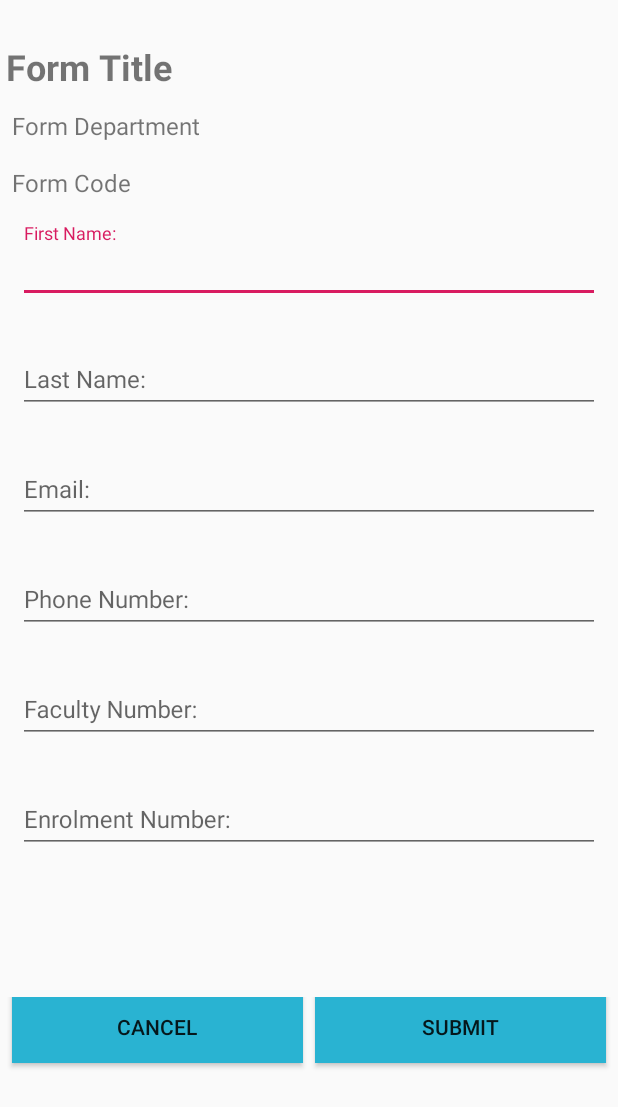
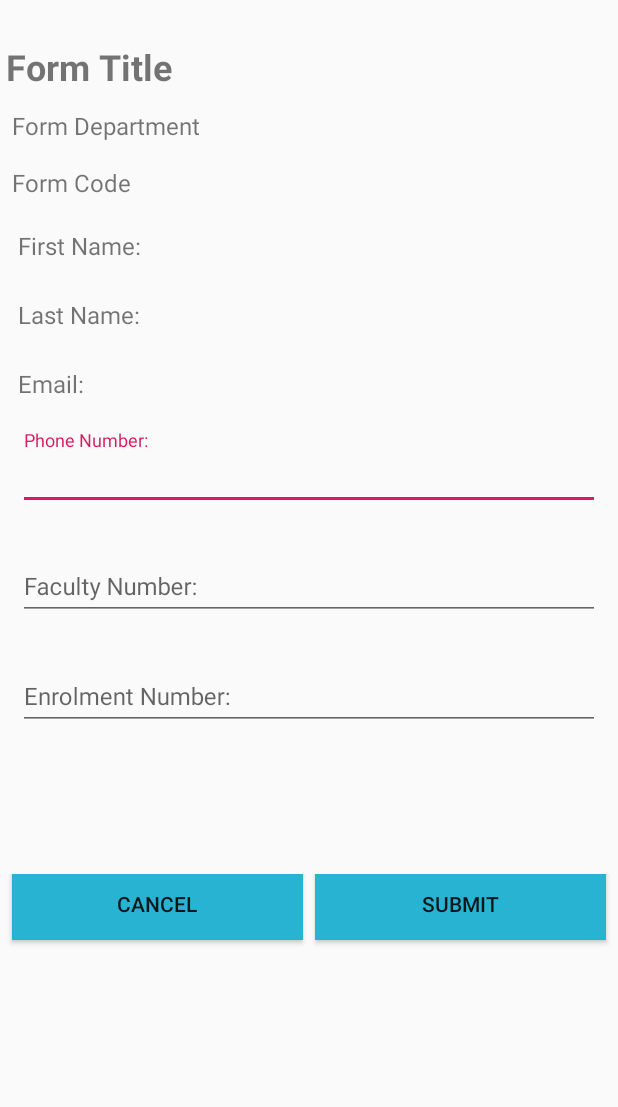
Before and after one commit to saarthak08/FormSubmissionPortal-AndroidClient, an Android app: the layout activity_submit_form.xml on its own in the app's theme, with its tools: preview values and no code run, on a phone screen of 412 x 824 dp. Shown: the top 1107 px of the screen. Run offline under Robolectric (Android 15) with nearby library versions, the phone set to English and light mode, and no system bars; Roboto replaces fonts that are not available here.

Commit message:
FormSubmitAcitivty fully implemented

```diff
--- a/app/src/main/java/com/sg/formsubmissionportal_androidclient/model/Form.java
+++ b/app/src/main/java/com/sg/formsubmissionportal_androidclient/model/Form.java
@@ -37,6 +37,7 @@ public class Form implements Serializable, Parcelable {
         }
 
     };
+    private final static long serialVersionUID = 1893179933495694460L;
 
     protected Form(Parcel in) {
         this.id = ((Long) in.readValue((Long.class.getClassLoader())));
--- a/app/src/main/java/com/sg/formsubmissionportal_androidclient/ui/SubmitFormActivity.java
+++ b/app/src/main/java/com/sg/formsubmissionportal_androidclient/ui/SubmitFormActivity.java
@@ -41,9 +41,9 @@ public class SubmitFormActivity extends AppCompatActivity {
     private TextView formTitle;
     private TextView formDepartment;
     private TextView formCode;
-    private EditText firstName;
-    private EditText lastName;
-    private EditText email;
+    private TextView firstName;
+    private TextView lastName;
+    private TextView email;
     private EditText facultyNo;
     private EditText enrollmentNo;
     private EditText phoneNumber;
@@ -64,9 +64,9 @@ public class SubmitFormActivity extends AppCompatActivity {
         formTitle=findViewById(R.id.form_fill_title);
         formDepartment=findViewById(R.id.form_fill_department);
         formCode=findViewById(R.id.form_fill_code);
-        firstName=findViewById(R.id.editText_firstName);
-        lastName=findViewById(R.id.editText_lastName);
-        email=findViewById(R.id.editText_email);
+        firstName=findViewById(R.id.form_fill_firstName);
+        lastName=findViewById(R.id.form_fill_lastName);
+        email=findViewById(R.id.form_fill_email);
         facultyNo=findViewById(R.id.editText_facultyNumber);
         enrollmentNo=findViewById(R.id.editText_enrolmentNumber);
         phoneNumber=findViewById(R.id.editText_phoneNumber);
@@ -76,9 +76,9 @@ public class SubmitFormActivity extends AppCompatActivity {
         formDepartment.setText(form.getDepartment());
         formCode.setText(form.getFormCode());
         progressBar=findViewById(R.id.progressBarSubmitForm);
-        firstName.setText(MainActivity.firstName);
-        lastName.setText(MainActivity.lastName);
-        email.setText(MainActivity.email);
+        firstName.setText("First Name: "+ MainActivity.firstName);
+        lastName.setText("Last Name: "+MainActivity.lastName);
+        email.setText("Email: "+MainActivity.email);
         parentLayout = findViewById(android.R.id.content);
 
         cancelButton.setOnClickListener(new View.OnClickListener() {
@@ -134,6 +134,8 @@ public class SubmitFormActivity extends AppCompatActivity {
                 }
                 else{
                     Snackbar.make(parentLayout,"Error, empty inputs!",Snackbar.LENGTH_SHORT).show();
+                    progressBar.setVisibility(View.INVISIBLE);
+                    progressBar.setIndeterminate(false);
                 }
             }
         });
--- a/app/src/main/res/layout/activity_submit_form.xml
+++ b/app/src/main/res/layout/activity_submit_form.xml
@@ -42,58 +42,34 @@
             android:layout_height="wrap_content"
             android:text="Form Code" />
 
-        <com.google.android.material.textfield.TextInputLayout
-            android:id="@+id/TILfirstName"
+        <TextView
+            android:id="@+id/form_fill_firstName"
             android:layout_width="match_parent"
-            android:layout_margin="@dimen/dimen_4x"
+            android:textSize="@dimen/text_16x"
+            android:layout_margin="@dimen/dimen_8x"
             android:padding="@dimen/dimen_4x"
-            android:layout_height="wrap_content">
+            android:layout_height="wrap_content"
+            android:text="First Name: " />
 
-            <com.google.android.material.textfield.TextInputEditText
-                android:id="@+id/editText_firstName"
-                android:layout_width="match_parent"
-                android:layout_margin="@dimen/dimen_4x"
-                android:digits="abcdefghijklmnopqrstuvwxyzABCDEFGHIJKLMNOPQRSTUVWXYZ"
-                android:textSize="@dimen/text_16x"
-                android:inputType="textPersonName"
-                android:layout_height="wrap_content"
-                android:hint="First Name: " />
-        </com.google.android.material.textfield.TextInputLayout>
+        <TextView
+        android:id="@+id/form_fill_lastName"
+        android:layout_width="match_parent"
+        android:textSize="@dimen/text_16x"
+        android:layout_margin="@dimen/dimen_8x"
+        android:padding="@dimen/dimen_4x"
+        android:layout_height="wrap_content"
+        android:text="Last Name: " />
 
-        <com.google.android.material.textfield.TextInputLayout
-            android:id="@+id/TILlasttName"
-            android:layout_width="match_parent"
-            android:layout_margin="@dimen/dimen_4x"
-            android:padding="@dimen/dimen_4x"
-            android:layout_height="wrap_content">
+        <TextView
+        android:id="@+id/form_fill_email"
+        android:layout_width="match_parent"
+        android:textSize="@dimen/text_16x"
+        android:layout_margin="@dimen/dimen_8x"
+        android:padding="@dimen/dimen_4x"
+        android:layout_height="wrap_content"
+        android:text="Email: " />
 
-            <com.google.android.material.textfield.TextInputEditText
-                android:id="@+id/editText_lastName"
-                android:layout_width="match_parent"
-                android:layout_margin="@dimen/dimen_4x"
-                android:textSize="@dimen/text_16x"
-                android:digits="abcdefghijklmnopqrstuvwxyzABCDEFGHIJKLMNOPQRSTUVWXYZ"
-                android:inputType="textPersonName"
-                android:layout_height="wrap_content"
-                android:hint="Last Name: " />
-        </com.google.android.material.textfield.TextInputLayout>
 
-        <com.google.android.material.textfield.TextInputLayout
-            android:id="@+id/TILEmail"
-            android:layout_width="match_parent"
-            android:layout_margin="@dimen/dimen_4x"
-            android:padding="@dimen/dimen_4x"
-            android:layout_height="wrap_content">
-
-            <com.google.android.material.textfield.TextInputEditText
-                android:id="@+id/editText_email"
-                android:layout_width="match_parent"
-                android:layout_margin="@dimen/dimen_4x"
-                android:textSize="@dimen/text_16x"
-                android:inputType="textEmailAddress"
-                android:layout_height="wrap_content"
-                android:hint="Email: " />
-        </com.google.android.material.textfield.TextInputLayout>
 
         <com.google.android.material.textfield.TextInputLayout
             android:id="@+id/TIPhoneNumber"
```
